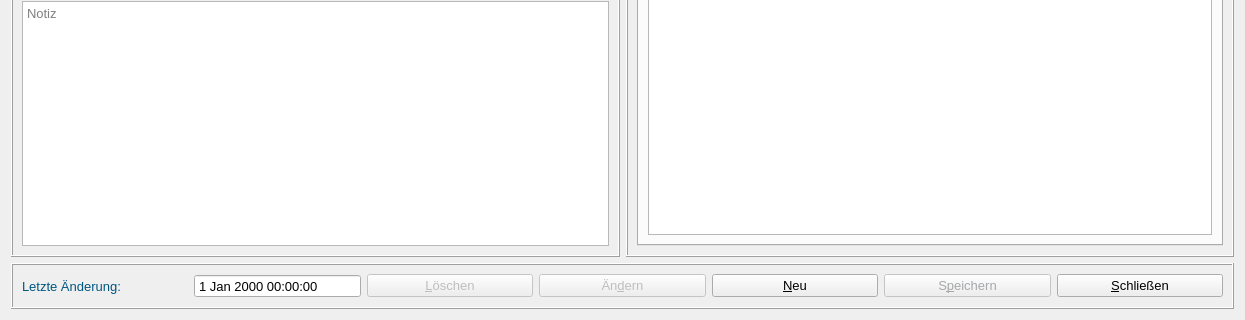
Qt form formapprentice.ui (fasa1964/fshkkap) before a commit; both pictures show x 0 to 1245 and y 308 to 628 of the 1245 by 628 pixel window.
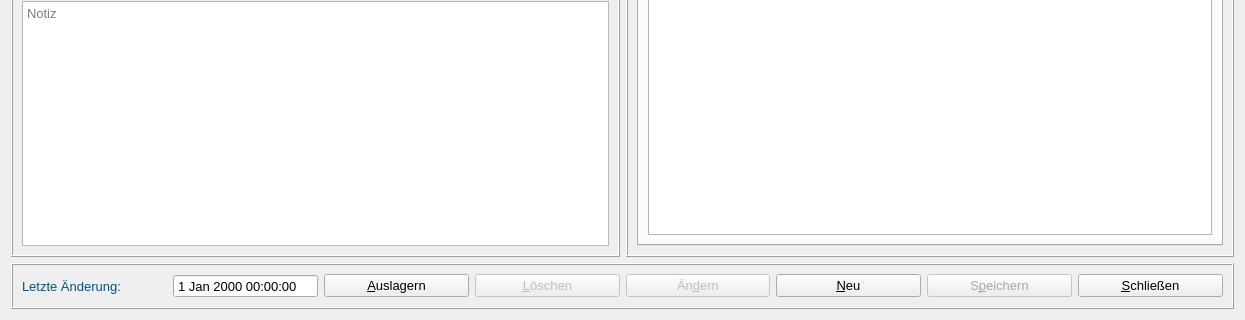
The same form after that commit.

Diff of the .ui file:
```diff
--- a/formapprentice.ui
+++ b/formapprentice.ui
@@ -569,6 +569,13 @@
         </property>
        </widget>
       </item>
+      <item>
+       <widget class="QPushButton" name="outsourceButton">
+        <property name="text">
+         <string>&amp;Auslagern</string>
+        </property>
+       </widget>
+      </item>
       <item>
        <widget class="QPushButton" name="deleteButton">
         <property name="enabled">
```
